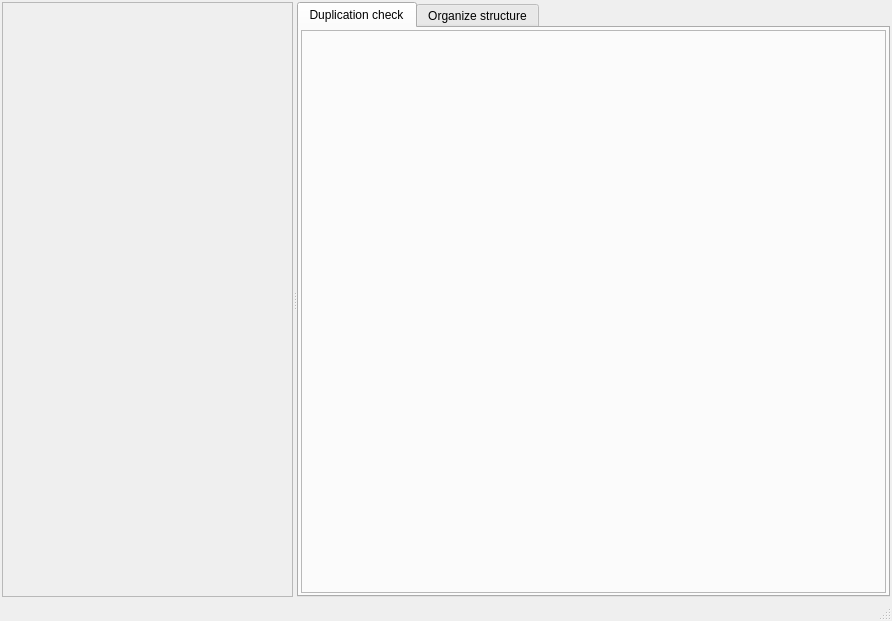
Above: src/family_album/gui/py_ui/main_window.ui from OleksanderShevchenko/family_album before the change. Below: the same form after it.
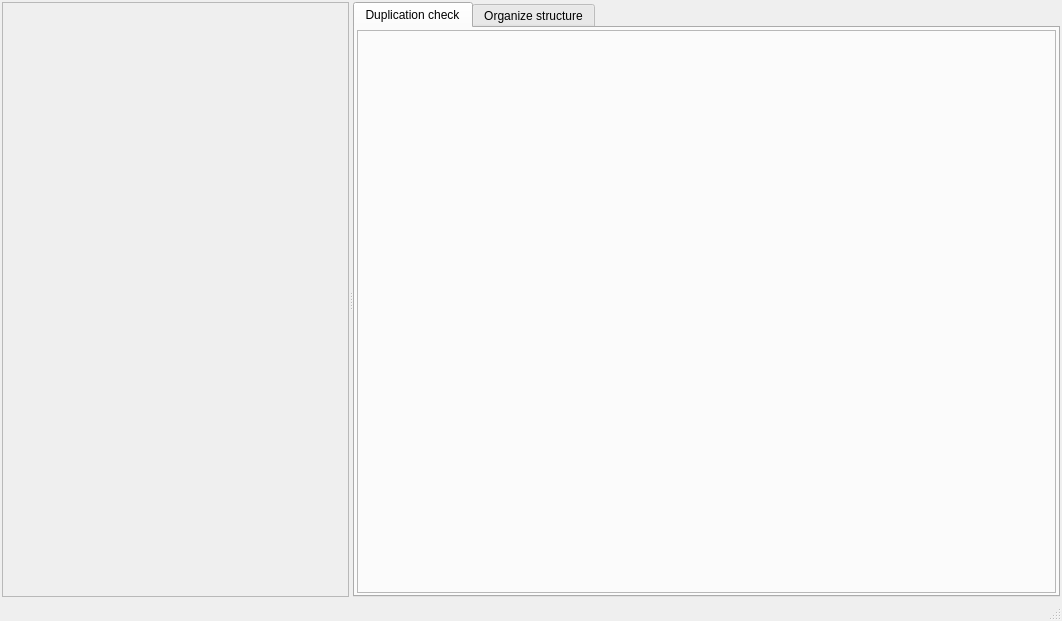
That is the form after the change. The open tabs and pages were chosen to show the change.

Commit message: Change active tab

```diff
--- a/src/family_album/gui/py_ui/main_window.ui
+++ b/src/family_album/gui/py_ui/main_window.ui
@@ -6,7 +6,7 @@
    <rect>
     <x>0</x>
     <y>0</y>
-    <width>892</width>
+    <width>1062</width>
     <height>621</height>
    </rect>
   </property>
```
Left out of the diff: 2 changed lines with no effect on the pictures.
